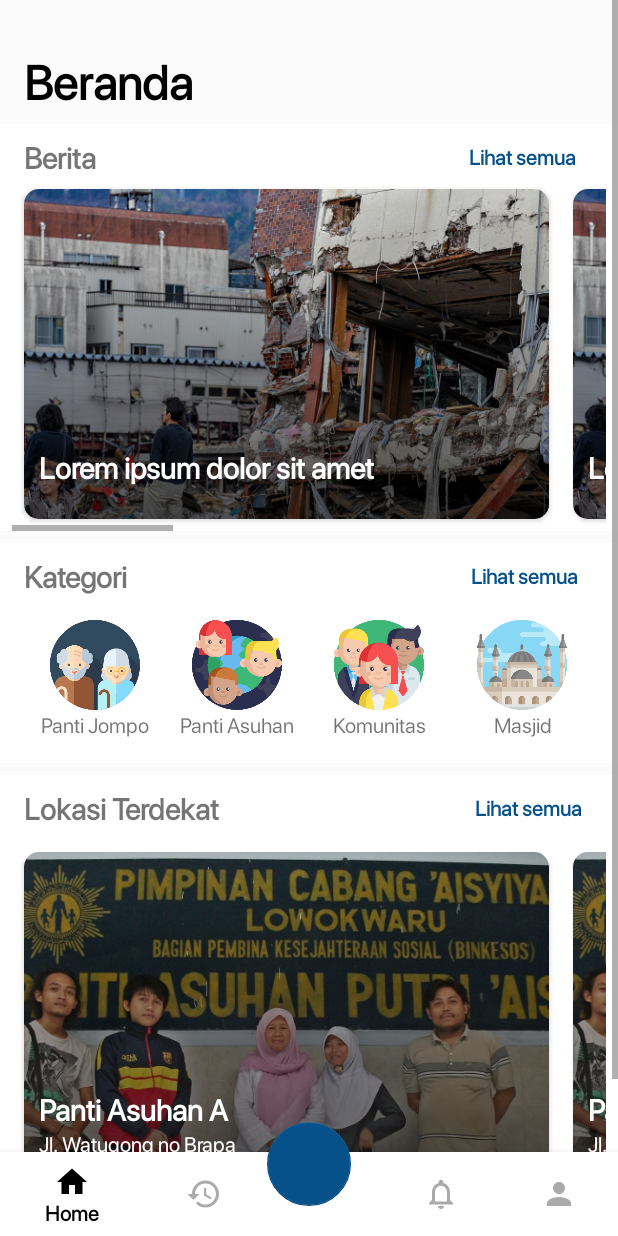
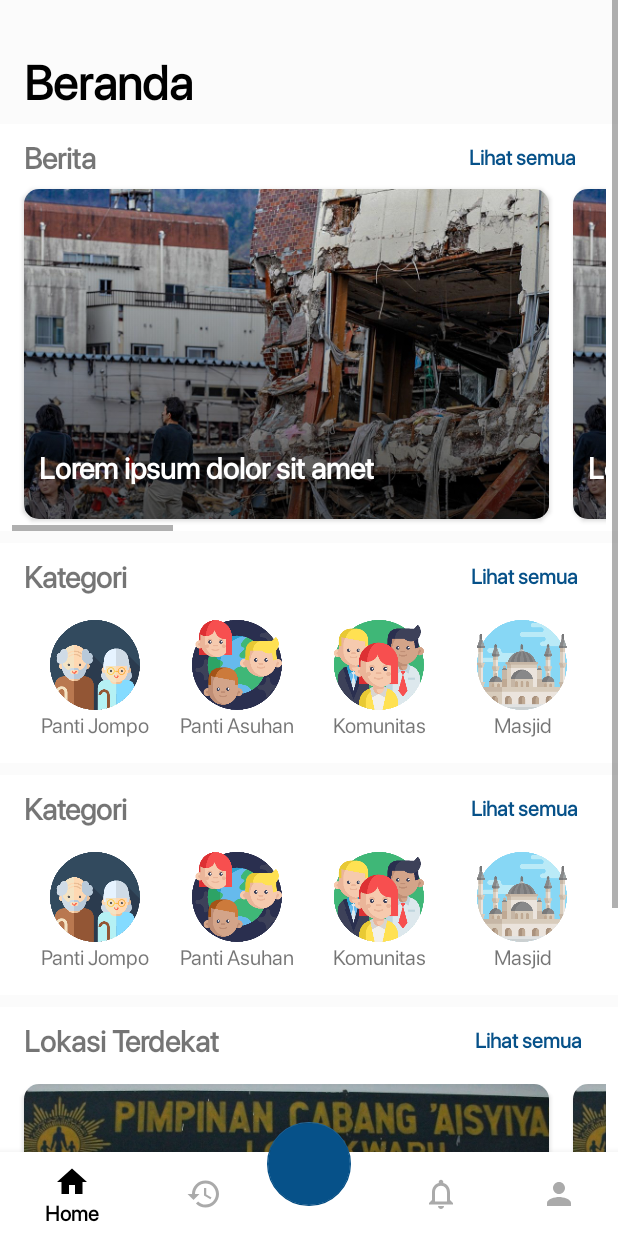
Before and after one commit to radityarin/Nulungi, an Android app: the HomeFragment screen opened directly, with no data from a screen before it, on a phone screen of 412 x 824 dp. Run offline under Robolectric (Android 15) with nearby library versions, the phone set to English and light mode, and no system bars.

Commit message:
nambahin kategori diklik

```diff
--- /dev/null
+++ b/app/src/main/res/drawable/ic_launcher_foreground.xml
@@ -0,0 +1,34 @@
+<vector xmlns:android="http://schemas.android.com/apk/res/android"
+    xmlns:aapt="http://schemas.android.com/aapt"
+    android:width="108dp"
+    android:height="108dp"
+    android:viewportWidth="108"
+    android:viewportHeight="108">
+    <path
+        android:fillType="evenOdd"
+        android:pathData="M32,64C32,64 38.39,52.99 44.13,50.95C51.37,48.37 70.14,49.57 70.14,49.57L108.26,87.69L108,109.01L75.97,107.97L32,64Z"
+        android:strokeWidth="1"
+        android:strokeColor="#00000000">
+        <aapt:attr name="android:fillColor">
+            <gradient
+                android:endX="78.5885"
+                android:endY="90.9159"
+                android:startX="48.7653"
+                android:startY="61.0927"
+                android:type="linear">
+                <item
+                    android:color="#44000000"
+                    android:offset="0.0" />
+                <item
+                    android:color="#00000000"
+                    android:offset="1.0" />
+            </gradient>
+        </aapt:attr>
+    </path>
+    <path
+        android:fillColor="#FFFFFF"
+        android:fillType="nonZero"
+        android:pathData="M66.94,46.02L66.94,46.02C72.44,50.07 76,56.61 76,64L32,64C32,56.61 35.56,50.11 40.98,46.06L36.18,41.19C35.45,40.45 35.45,39.3 36.18,38.56C36.91,37.81 38.05,37.81 38.78,38.56L44.25,44.05C47.18,42.57 50.48,41.71 54,41.71C57.48,41.71 60.78,42.57 63.68,44.05L69.11,38.56C69.84,37.81 70.98,37.81 71.71,38.56C72.44,39.3 72.44,40.45 71.71,41.19L66.94,46.02ZM62.94,56.92C64.08,56.92 65,56.01 65,54.88C65,53.76 64.08,52.85 62.94,52.85C61.8,52.85 60.88,53.76 60.88,54.88C60.88,56.01 61.8,56.92 62.94,56.92ZM45.06,56.92C46.2,56.92 47.13,56.01 47.13,54.88C47.13,53.76 46.2,52.85 45.06,52.85C43.92,52.85 43,53.76 43,54.88C43,56.01 43.92,56.92 45.06,56.92Z"
+        android:strokeWidth="1"
+        android:strokeColor="#00000000" />
+</vector>
--- a/app/src/main/res/layout/fragment_home.xml
+++ b/app/src/main/res/layout/fragment_home.xml
@@ -87,6 +87,133 @@
 
                     </LinearLayout>
                 </HorizontalScrollView>
+
+            </LinearLayout>
+
+            <LinearLayout
+                android:layout_width="match_parent"
+                android:layout_height="wrap_content"
+                android:layout_marginTop="8dp"
+                android:background="@android:color/white"
+                android:orientation="vertical">
+
+                <LinearLayout
+                    android:layout_width="match_parent"
+                    android:layout_height="wrap_content"
+                    android:layout_marginHorizontal="16dp"
+                    android:layout_marginTop="8dp"
+                    android:orientation="horizontal">
+
+                    <TextView
+                        android:layout_width="wrap_content"
+                        android:layout_height="match_parent"
+                        android:layout_weight="10"
+                        android:text="Kategori"
+                        android:textSize="20dp"
+                        android:textStyle="bold" />
+
+                    <TextView
+                        android:layout_width="wrap_content"
+                        android:layout_height="match_parent"
+                        android:layout_weight="1"
+                        android:gravity="center"
+                        android:text="Lihat semua"
+                        android:textColor="@color/colorPrimary"
+                        android:textStyle="bold" />
+                </LinearLayout>
+
+                <LinearLayout
+                    android:layout_width="match_parent"
+                    android:layout_height="wrap_content"
+                    android:orientation="vertical"
+                    android:padding="16dp">
+
+                    <LinearLayout
+                        android:layout_width="match_parent"
+                        android:layout_height="wrap_content"
+                        android:orientation="horizontal">
+
+                        <LinearLayout
+                            android:layout_width="wrap_content"
+                            android:layout_height="wrap_content"
+                            android:layout_weight="1"
+                            android:orientation="vertical">
+
+                            <ImageButton
+                                android:layout_width="60dp"
+                                android:layout_height="60dp"
+                                android:layout_gravity="center"
+                                android:background="@drawable/grandparents" />
+
+                            <TextView
+                                android:layout_width="match_parent"
+                                android:layout_height="wrap_content"
+                                android:text="Panti Jompo"
+                                android:textAlignment="center" />
+                        </LinearLayout>
+
+                        <LinearLayout
+                            android:layout_width="wrap_content"
+                            android:layout_height="wrap_content"
+                            android:layout_weight="1"
+                            android:orientation="vertical">
+
+                            <ImageButton
+                                android:id="@+id/pantiasuhanbuttons"
+                                android:layout_width="60dp"
+                                android:layout_height="60dp"
+                                android:layout_gravity="center"
+                                android:background="@drawable/panti" />
+
+                            <TextView
+                                android:layout_width="match_parent"
+                                android:layout_height="wrap_content"
+                                android:text="Panti Asuhan"
+                                android:textAlignment="center" />
+                        </LinearLayout>
+
+                        <LinearLayout
+                            android:layout_width="wrap_content"
+                            android:layout_height="wrap_content"
+                            android:layout_weight="1"
+                            android:orientation="vertical">
+
+                            <ImageButton
+                                android:layout_width="60dp"
+                                android:layout_height="60dp"
+                                android:layout_gravity="center"
+                                android:background="@drawable/teamwork" />
+
+                            <TextView
+                                android:layout_width="match_parent"
+                                android:layout_height="wrap_content"
+                                android:text="Komunitas"
+                                android:textAlignment="center" />
+                        </LinearLayout>
+
+                        <LinearLayout
+                            android:layout_width="wrap_content"
+                            android:layout_height="wrap_content"
+                            android:layout_weight="1"
+                            android:orientation="vertical">
+
+                            <ImageButton
+                                android:layout_width="60dp"
+                                android:layout_height="60dp"
+                                android:layout_gravity="center"
+                                android:background="@drawable/istanbul" />
+
+                            <TextView
+                                android:layout_width="match_parent"
+                                android:layout_height="wrap_content"
+                                android:text="Masjid"
+                                android:textAlignment="center" />
+                        </LinearLayout>
+
+
+                    </LinearLayout>
+
+                </LinearLayout>
 
             </LinearLayout>
 
```
Also changed, not shown: app/src/main/res/drawable/ic_arrow_back_black_24dp.xml (renamed from app/src/main/res/drawable-v24/ic_arrow_back_black_24dp.xml), app/src/main/res/drawable/ic_location_on_black_24dp.xml (renamed from app/src/main/res/drawable-v24/ic_location_on_black_24dp.xml), app/src/main/res/drawable/ic_settings_black_24dp.xml (renamed from app/src/main/res/drawable-v24/ic_settings_black_24dp.xml).
